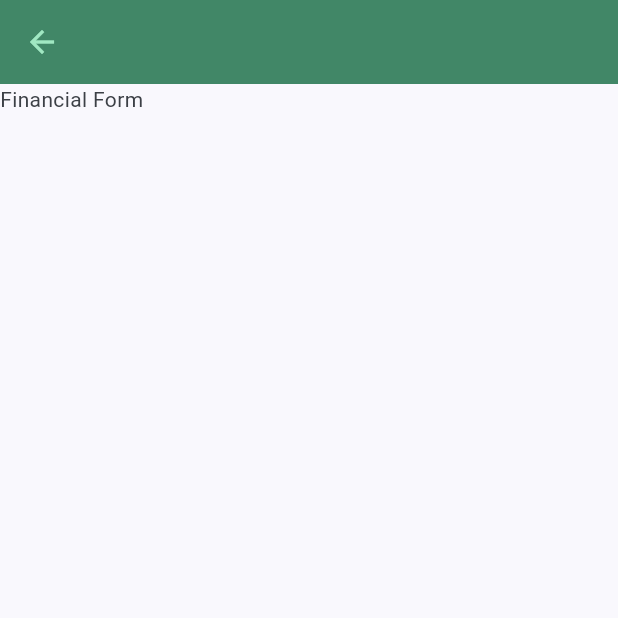
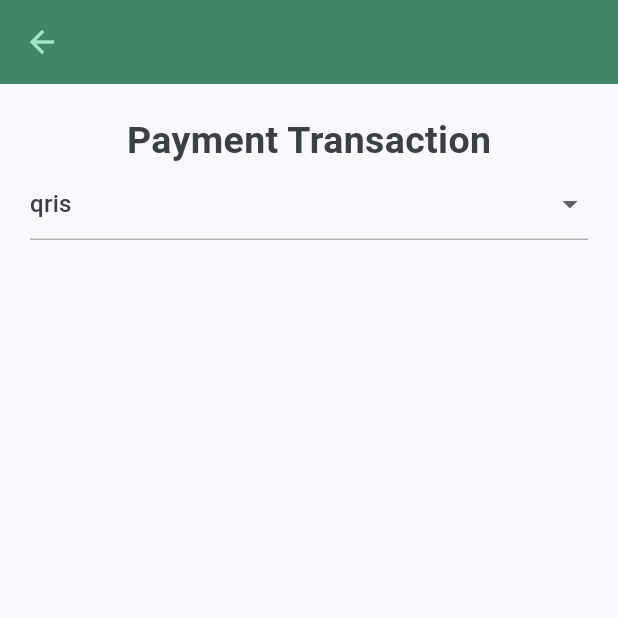
Before and after one commit to dimejune13/lifetracker, a Flutter app: the FinancialPage screen opened directly, on a phone screen of 412 x 824 dp, the top half of it. Run offline on Flutter 3.47's test engine with Material 3 defaults, Android fonts, the phone set to English and light mode, and no system bars.

Commit message:
Added Financial Form with dropdown button for payment transaction type

```diff
--- a/lib/src/presentation/financial_page.dart
+++ b/lib/src/presentation/financial_page.dart
@@ -1,4 +1,6 @@
 import 'package:flutter/material.dart';
+
+import 'package:lifetracker/constants.dart';
 
 class FinancialPage extends StatelessWidget {
   const FinancialPage({Key? key}) : super(key: key);
@@ -17,9 +19,66 @@ class FinancialPage extends StatelessWidget {
           color: Theme.of(context).colorScheme.primaryContainer,
         ),
       ),
-      body: Column(
-        children: [
-          Text("Financial Form"),
+      body: Container(
+        margin: EdgeInsets.only(
+          left: kDefaultPadding,
+          right: kDefaultPadding,
+          top: kDefaultPadding,
+          bottom: kDefaultPadding * 2.5,
+        ),
+        child: FinancialForm(),
+      ),
+    );
+  }
+}
+
+class FinancialForm extends StatefulWidget {
+  const FinancialForm({Key? key}) : super(key: key);
+
+  @override
+  _FinancialFormState createState() => _FinancialFormState();
+}
+
+class _FinancialFormState extends State<FinancialForm> {
+  final _formKey = GlobalKey<FormState>();
+
+  String? selectedValue = 'qris';
+
+  @override
+  Widget build(BuildContext context) {
+    return Form(
+      key: _formKey,
+      child: Column(
+        children: <Widget>[
+          Text(
+            'Payment Transaction',
+            style: TextStyle(
+              fontSize: 25.0,
+              fontWeight: FontWeight.bold,
+            ),
+          ),
+          DropdownButtonFormField<String>(
+            value: selectedValue,
+            hint: Text('Select a payment transaction'),
+            onChanged: (newValue) {
+              setState(() {
+                selectedValue = newValue;
+              });
+            },
+            validator: (value) {
+              if (value == null) {
+                return 'Please select a payment transaction';
+              }
+              return null;
+            },
+            items: <String>['qris', 'cash', 'debit_card', 'credit_card', 'ewallet', 'bank_transfer']
+              .map<DropdownMenuItem<String>>((String value) {
+                return DropdownMenuItem<String>(
+                  value: value,
+                  child: Text(value),
+                );
+              }).toList(),
+          ),
         ],
       ),
     );
```
